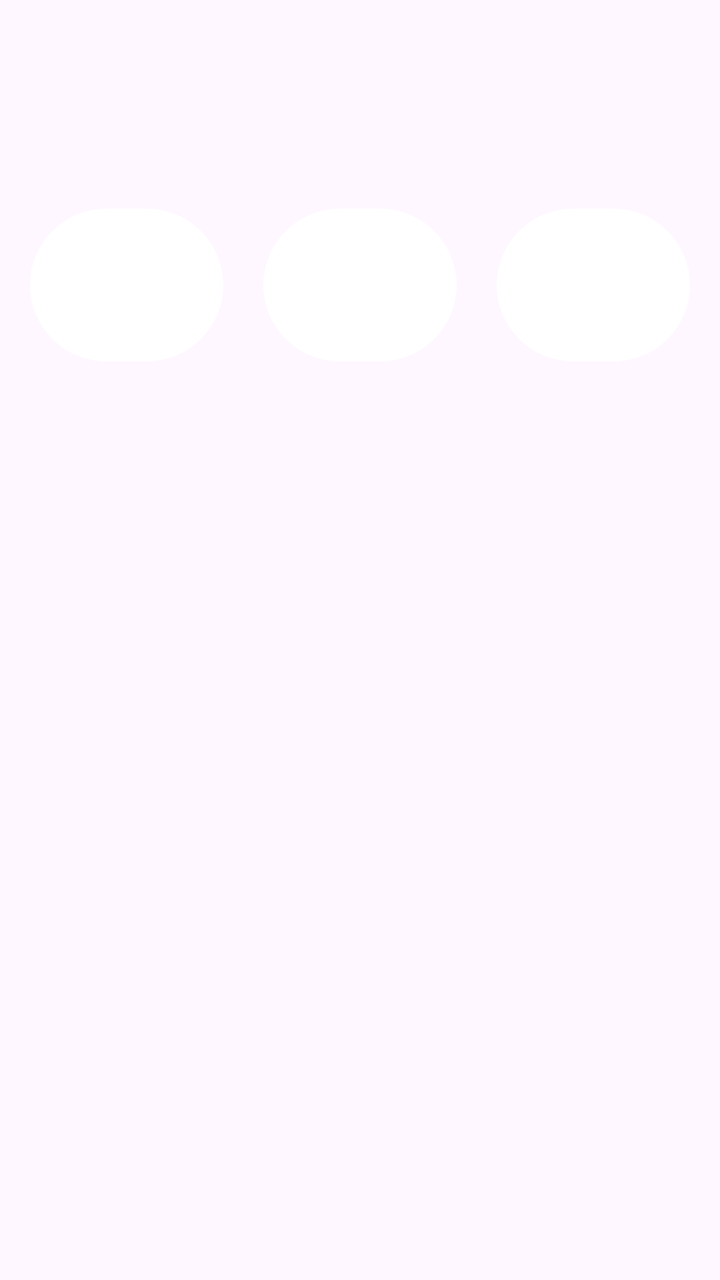
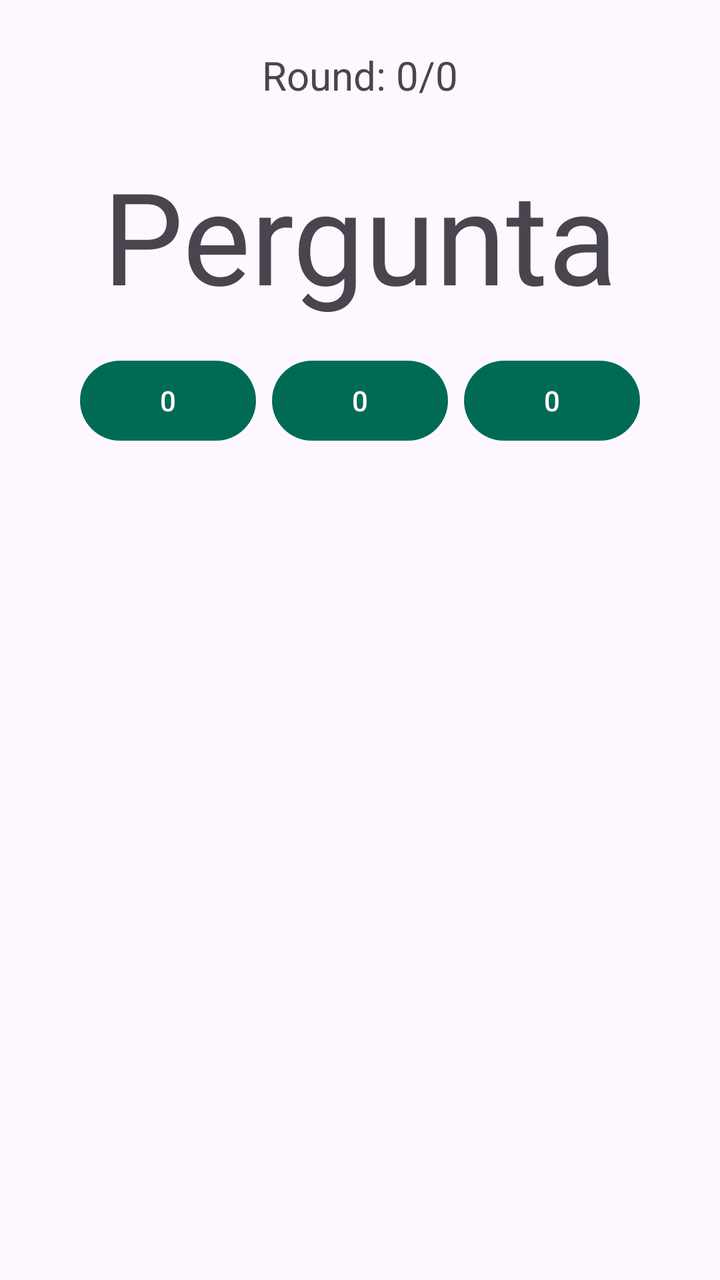

An Android layout rendered at two revisions. The XML below is the earlier revision; the diff shows what the commit changed to produce the second picture.
<!-- AndroidManifest.xml: application theme Theme.FastCalculation -->
<!-- res/layout/fragment_game.xml -->
<?xml version="1.0" encoding="utf-8"?>
<androidx.constraintlayout.widget.ConstraintLayout xmlns:android="http://schemas.android.com/apk/res/android"
    xmlns:tools="http://schemas.android.com/tools"
    android:layout_width="match_parent"
    android:layout_height="match_parent"
    xmlns:app="http://schemas.android.com/apk/res-auto"
    tools:context=".GameFragment">


    <TextView
        android:id="@+id/questionTv"
        android:layout_width="wrap_content"
        android:layout_height="wrap_content"
        android:text=""
        android:textSize="64sp"
        app:layout_constraintStart_toStartOf="parent"
        app:layout_constraintEnd_toEndOf="parent"
        app:layout_constraintTop_toBottomOf="@id/roundTv"
        tools:ignore="UnknownId" />

    <LinearLayout
        android:id="@+id/alternativesLl"
        android:layout_width="match_parent"
        android:layout_height="wrap_content"
        android:orientation="horizontal"
        android:padding="5dp"
        app:layout_constraintStart_toStartOf="parent"
        app:layout_constraintEnd_toEndOf="parent"
        app:layout_constraintTop_toBottomOf="@id/questionTv">

        <Button
            android:id="@+id/alternativeOneBt"
            style="@style/GameButton" />

        <Button
            android:id="@+id/alternativeTwoBt"
            style="@style/GameButton" />

        <Button
            android:id="@+id/alternativeThreeBt"
            style="@style/GameButton" />

    </LinearLayout>


</androidx.constraintlayout.widget.ConstraintLayout>
<!-- resources referenced by this layout -->
<resources>
  <style name="GameButton">
          <item name="backgroundTint">@color/colorOnPrimary</item>
          <item name="android:layout_width">0dp</item>
          <item name="android:layout_height">wrap_content</item>
          <item name="android:layout_margin">10dp</item>
          <item name="android:layout_weight">1</item>
          <item name="android:textSize">48sp</item>
      </style>
  <style name="Theme.FastCalculation" parent="Base.Theme.FastCalculation" />
  <color name="colorOnPrimary">#ffffff</color>
  <style name="Base.Theme.FastCalculation" parent="Theme.Material3.DayNight.NoActionBar">
          
          <item name="android:textColorSecondary">@color/colorOnPrimary</item>
  
          <item name="colorPrimary">@color/colorPrimary</item>
          <item name="colorOnPrimary">@color/colorOnPrimary</item>
          <item name="colorPrimaryContainer">@color/colorPrimaryContainer</item>
          <item name="colorOnPrimaryContainer">@color/colorOnPrimaryContainer</item>
  
          <item name="colorSecondary">@color/colorSecondary</item>
          <item name="colorOnSecondary">@color/colorOnSecondary</item>
          <item name="colorSecondaryContainer">@color/colorSecondaryContainer</item>
          <item name="colorOnSecondaryContainer">@color/colorOnSecondaryContainer</item>
  
          <item name="colorTertiary">@color/colorTertiary</item>
          <item name="colorOnTertiary">@color/colorOnTertiary</item>
          <item name="colorTertiaryContainer">@color/colorTertiaryContainer</item>
          <item name="colorOnTertiaryContainer">@color/colorOnSecondaryContainer</item>
  
          <item name="backgroundColor">@color/backgroundColor</item>
          <item name="colorOnBackground">@color/colorOnBackground</item>
          <item name="colorSurface">@color/colorSurface</item>
          <item name="colorOnSurface">@color/colorOnSurface</item>
  
          <item name="colorOutline">@color/colorOutline</item>
          <item name="colorSurfaceVariant">@color/colorSurfaceVariant</item>
          <item name="colorOnSurfaceVariant">@color/colorOnSurfaceVariant</item>
      </style>
  <color name="colorPrimary">#006b54</color>
  <color name="colorPrimaryContainer">#7bf9d1</color>
  <color name="colorOnPrimaryContainer">#002117</color>
  <color name="colorSecondary">#4b635a</color>
  <color name="colorOnSecondary">#ffffff</color>
  <color name="colorSecondaryContainer">#cee9dc</color>
  <color name="colorOnSecondaryContainer">#082018</color>
  <color name="colorTertiary">#406376</color>
  <color name="colorOnTertiary">#ffffff</color>
  <color name="colorTertiaryContainer">#cee9dc</color>
  <color name="backgroundColor">#fbfdf9</color>
  <color name="colorOnBackground">#191c1b</color>
  <color name="colorSurface">#fbfdf9</color>
  <color name="colorOnSurface">#191c1b</color>
  <color name="colorOutline">#707974</color>
  <color name="colorSurfaceVariant">#dbe5df</color>
  <color name="colorOnSurfaceVariant">#3f4944</color>
</resources>

<!-- the commit's change to res/layout/fragment_game.xml (unified diff, before → after) -->
@@ -1,46 +1,67 @@
 <?xml version="1.0" encoding="utf-8"?>
 <androidx.constraintlayout.widget.ConstraintLayout xmlns:android="http://schemas.android.com/apk/res/android"
     xmlns:tools="http://schemas.android.com/tools"
+    xmlns:app="http://schemas.android.com/apk/res-auto"
     android:layout_width="match_parent"
     android:layout_height="match_parent"
-    xmlns:app="http://schemas.android.com/apk/res-auto"
     tools:context=".GameFragment">
 
+    
+    <TextView
+        android:id="@+id/roundTv"
+        android:layout_width="wrap_content"
+        android:layout_height="wrap_content"
+        android:text="Round: 0/0"
+        android:textSize="20sp"
+        android:layout_marginTop="24dp"
+        app:layout_constraintTop_toTopOf="parent"
+        app:layout_constraintStart_toStartOf="parent"
+        app:layout_constraintEnd_toEndOf="parent" />
 
+    
     <TextView
         android:id="@+id/questionTv"
         android:layout_width="wrap_content"
         android:layout_height="wrap_content"
-        android:text=""
+        android:text="Pergunta"
         android:textSize="64sp"
+        android:layout_marginTop="24dp"
+        app:layout_constraintTop_toBottomOf="@id/roundTv"
         app:layout_constraintStart_toStartOf="parent"
-        app:layout_constraintEnd_toEndOf="parent"
-        app:layout_constraintTop_toBottomOf="@id/roundTv"
-        tools:ignore="UnknownId" />
+        app:layout_constraintEnd_toEndOf="parent" />
 
+    
     <LinearLayout
         android:id="@+id/alternativesLl"
         android:layout_width="match_parent"
         android:layout_height="wrap_content"
         android:orientation="horizontal"
-        android:padding="5dp"
+        android:gravity="center"
+        android:padding="16dp"
+        app:layout_constraintTop_toBottomOf="@id/questionTv"
         app:layout_constraintStart_toStartOf="parent"
-        app:layout_constraintEnd_toEndOf="parent"
-        app:layout_constraintTop_toBottomOf="@id/questionTv">
+        app:layout_constraintEnd_toEndOf="parent">
 
         <Button
             android:id="@+id/alternativeOneBt"
-            style="@style/GameButton" />
+            android:layout_width="wrap_content"
+            android:layout_height="wrap_content"
+            android:text="0" />
 
         <Button
             android:id="@+id/alternativeTwoBt"
-            style="@style/GameButton" />
+            android:layout_width="wrap_content"
+            android:layout_height="wrap_content"
+            android:text="0"
+            android:layout_marginStart="8dp"
+            android:layout_marginEnd="8dp" />
 
         <Button
             android:id="@+id/alternativeThreeBt"
-            style="@style/GameButton" />
+            android:layout_width="wrap_content"
+            android:layout_height="wrap_content"
+            android:text="0" />
 
     </LinearLayout>
 
-
 </androidx.constraintlayout.widget.ConstraintLayout>
<!-- resource entries referenced after the edit -->
@@ -1,13 +1,5 @@
 <!-- resources referenced by this layout -->
 <resources>
-  <style name="GameButton">
-          <item name="backgroundTint">@color/colorOnPrimary</item>
-          <item name="android:layout_width">0dp</item>
-          <item name="android:layout_height">wrap_content</item>
-          <item name="android:layout_margin">10dp</item>
-          <item name="android:layout_weight">1</item>
-          <item name="android:textSize">48sp</item>
-      </style>
   <style name="Theme.FastCalculation" parent="Base.Theme.FastCalculation" />
   <color name="colorOnPrimary">#ffffff</color>
   <style name="Base.Theme.FastCalculation" parent="Theme.Material3.DayNight.NoActionBar">
